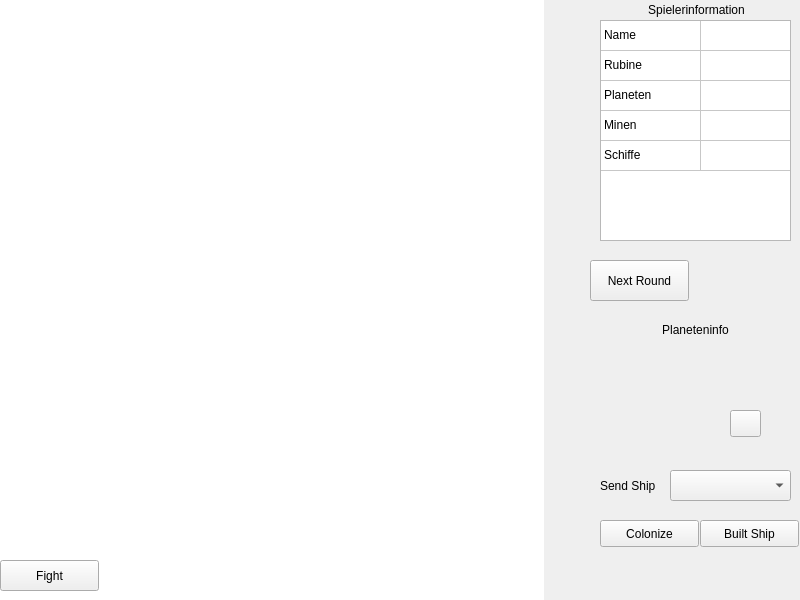
First picture: the form in view2D/MainWindow2D.ui, repository tglane/asteroids, before the edit.
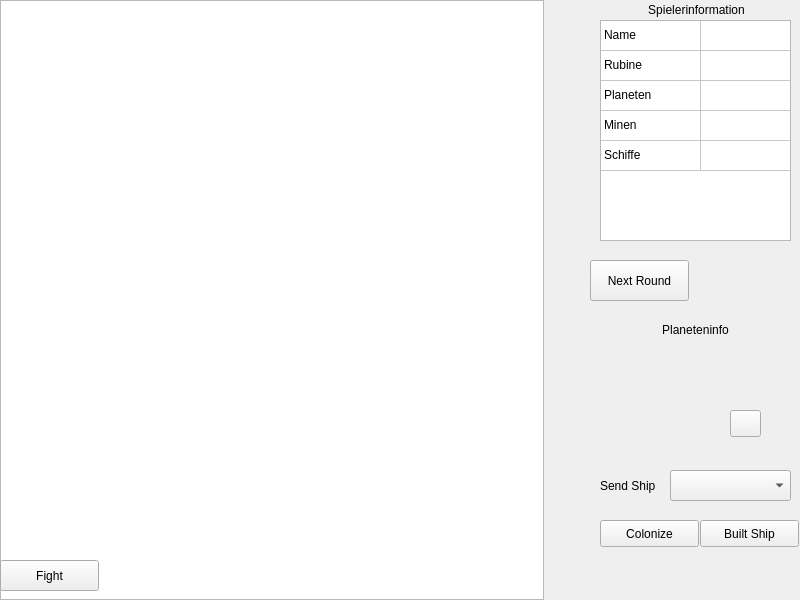
Second picture: the form after the edit.

Commit message: Graphics view is rezising

Patch:
```diff
--- a/view2D/MainWindow2D.ui
+++ b/view2D/MainWindow2D.ui
@@ -32,19 +32,27 @@
     </property>
     <item row="0" column="0">
      <widget class="QWidget" name="MapWidget" native="true">
-      <widget class="QGraphicsView" name="Map">
-       <property name="geometry">
-        <rect>
-         <x>-15</x>
-         <y>-9</y>
-         <width>591</width>
-         <height>611</height>
-        </rect>
+      <layout class="QGridLayout" name="gridLayout_2">
+       <property name="leftMargin">
+        <number>0</number>
        </property>
-       <property name="lineWidth">
+       <property name="topMargin">
         <number>0</number>
        </property>
-      </widget>
+       <property name="rightMargin">
+        <number>0</number>
+       </property>
+       <property name="bottomMargin">
+        <number>0</number>
+       </property>
+       <item row="0" column="0">
+        <widget class="QGraphicsView" name="Map">
+         <property name="lineWidth">
+          <number>0</number>
+         </property>
+        </widget>
+       </item>
+      </layout>
       <widget class="QPushButton" name="Fight">
        <property name="geometry">
         <rect>
```
